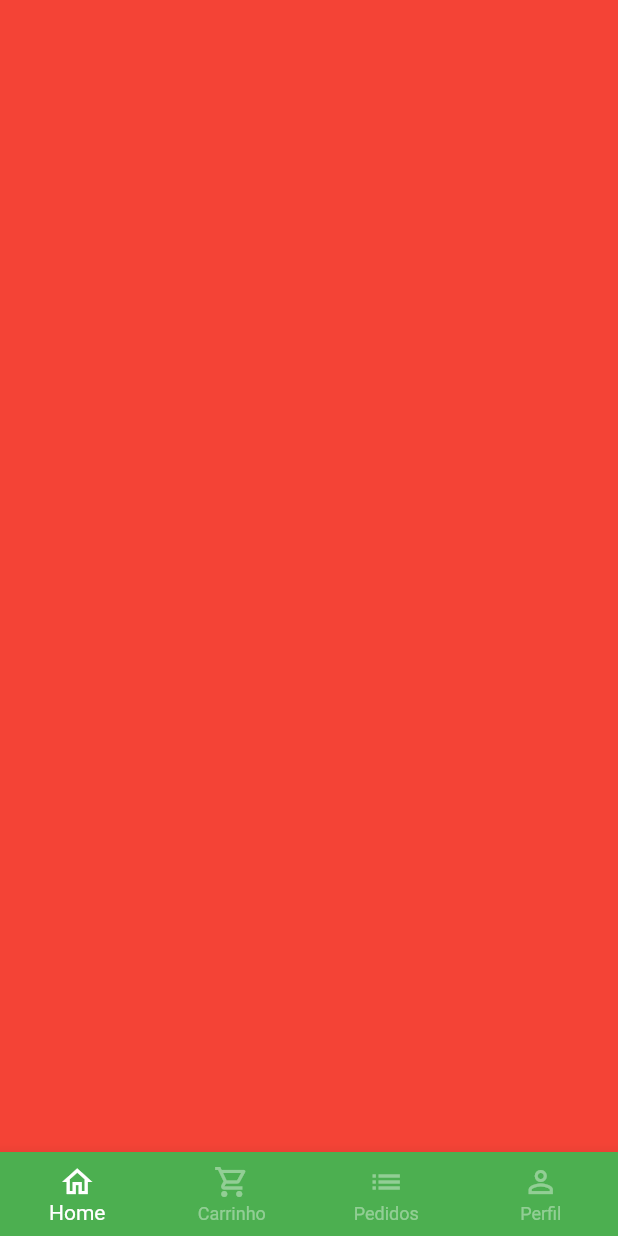
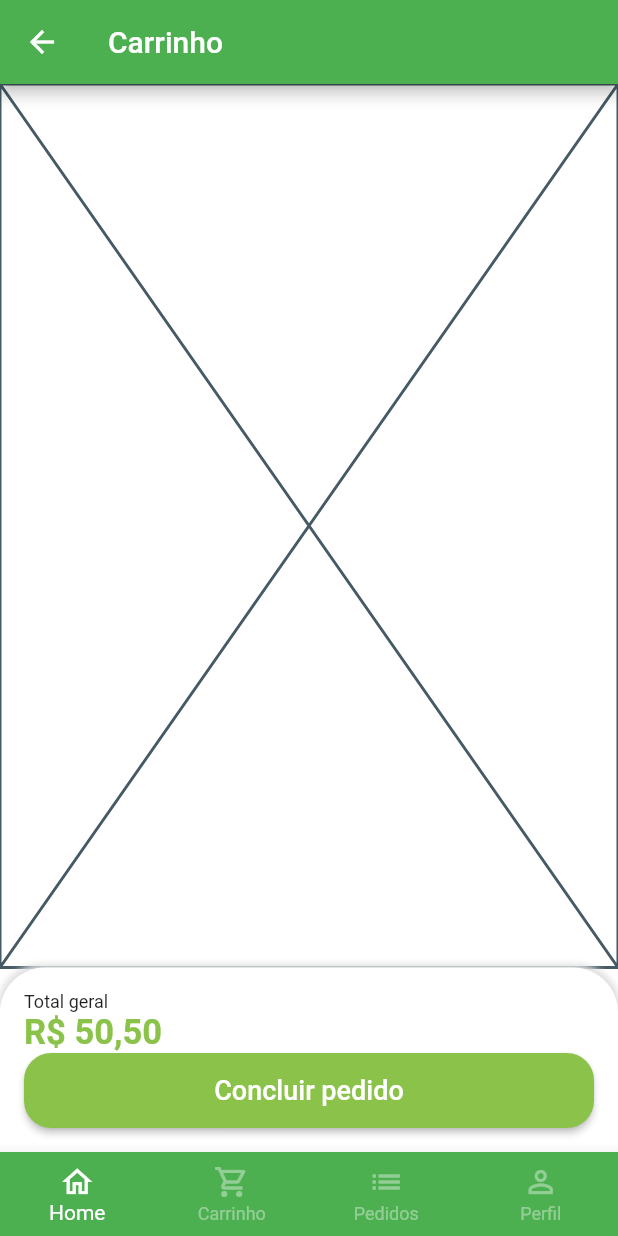
Before and after one commit to emilson-silva/quitanda_virtual, a Flutter app: the BaseScreen screen opened directly, swiped to page 2, on a phone screen of 412 x 824 dp. Run offline on Flutter 3.47's test engine with Material 2 defaults, Android fonts, the phone set to English and light mode, and no system bars; our stand-ins replace animated_text_kit, badges, mask_text_input_formatter.

Commit message:
Criando valor total e botão concluir pedido

```diff
--- a/lib/src/pages/base/base_screen.dart
+++ b/lib/src/pages/base/base_screen.dart
@@ -1,4 +1,5 @@
 import 'package:flutter/material.dart';
+import 'package:quitanda_virtual/src/pages/cart/cart_tab.dart';
 import 'package:quitanda_virtual/src/pages/home/home_tab.dart';
 
 class BaseScreen extends StatefulWidget {
@@ -20,7 +21,7 @@ class _BaseScreenState extends State<BaseScreen> {
         controller: pageController,
         children: [
           const HomeTab(),
-          Container(color: Colors.red),
+          CartTab(),
           Container(color: Colors.blue),
           Container(color: Colors.yellow),
         ],
--- /dev/null
+++ b/lib/src/pages/cart/cart_tab.dart
@@ -0,0 +1,77 @@
+import 'package:flutter/material.dart';
+import 'package:quitanda_virtual/src/config/custom_colors.dart';
+import 'package:quitanda_virtual/src/pages/home/components/utils_services.dart';
+
+class CartTab extends StatelessWidget {
+  CartTab({super.key});
+  final UtilsServices utilsServices = UtilsServices();
+
+  @override
+  Widget build(BuildContext context) {
+    return Scaffold(
+      appBar: AppBar(
+        title: const Text('Carrinho'),
+      ),
+      body: Column(
+        children: [
+          const Expanded(
+            child: Placeholder(),
+          ),
+          Container(
+            padding: const EdgeInsets.all(16),
+            decoration: BoxDecoration(
+              color: Colors.white,
+              borderRadius: const BorderRadius.vertical(
+                top: Radius.circular(
+                  30,
+                ),
+              ),
+              boxShadow: [
+                BoxShadow(
+                  color: Colors.grey.shade300,
+                  blurRadius: 3,
+                  spreadRadius: 2,
+                ),
+              ],
+            ),
+            child: Column(
+              crossAxisAlignment: CrossAxisAlignment.stretch,
+              children: [
+                const Text(
+                  'Total geral',
+                  style: TextStyle(fontSize: 12),
+                ),
+                Text(
+                  utilsServices.priceToCurrency(50.5),
+                  style: TextStyle(
+                    fontSize: 23,
+                    color: CustomColors.customSwatchColor,
+                    fontWeight: FontWeight.bold,
+                  ),
+                ),
+                SizedBox(
+                  height: 50,
+                  child: ElevatedButton(
+                    style: ElevatedButton.styleFrom(
+                      backgroundColor: CustomColors.customSwatchColor,
+                      shape: RoundedRectangleBorder(
+                        borderRadius: BorderRadius.circular(18),
+                      ),
+                    ),
+                    onPressed: () {},
+                    child: const Text(
+                      'Concluir pedido',
+                      style: TextStyle(
+                        fontSize: 18,
+                      ),
+                    ),
+                  ),
+                ),
+              ],
+            ),
+          )
+        ],
+      ),
+    );
+  }
+}
```
